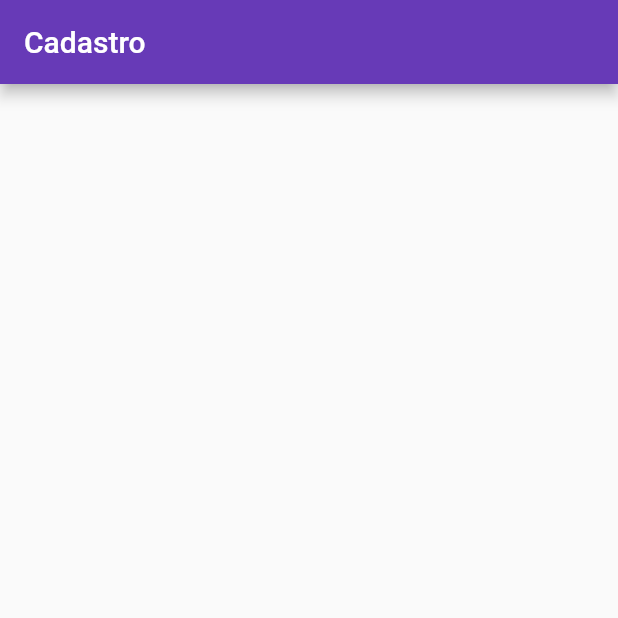
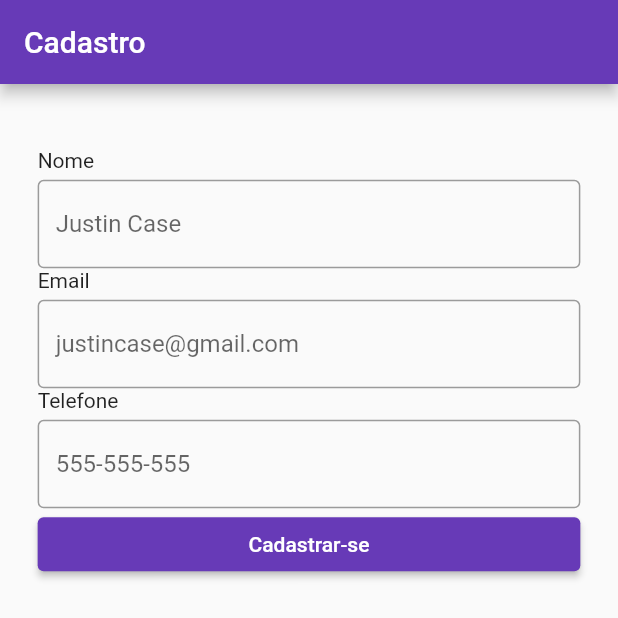
Before and after one commit to ocarlls/Flutter-Contact-Management-Project, a Flutter app: the screen it shows after launch, on a phone screen of 412 x 824 dp. Shown: the top 618 px of the screen. Run offline on Flutter 3.47's test engine with Material 2 defaults, Android fonts, the phone set to English and light mode, and no system bars.

Commit message:
Estrutura o formulário de cadastro

```diff
--- a/lib/app/pages/register/register_page.dart
+++ b/lib/app/pages/register/register_page.dart
@@ -8,12 +8,56 @@ class RegisterPage extends StatefulWidget {
 }
 
 class _RegisterPageState extends State<RegisterPage> {
+  final TextEditingController nomeController = TextEditingController();
+  final TextEditingController emailController = TextEditingController();
+  final TextEditingController telefoneController = TextEditingController();
+
   @override
   Widget build(BuildContext context) {
     return Scaffold(
       appBar: AppBar(
         title: Text('Cadastro'),
       ),
+      body: Container(
+        alignment: Alignment.center,
+        padding: EdgeInsets.all(5),
+        child: FractionallySizedBox(
+          widthFactor: 0.9,
+          heightFactor: 0.9,
+          child: ListView(
+            children: [
+              Text('Nome'),
+              SizedBox(height: 5),
+              TextField(
+                controller: nomeController,
+                decoration: InputDecoration(
+                  border: OutlineInputBorder(),
+                  hintText: 'Justin Case'
+                  ),
+              ),
+              Text('Email'),
+              SizedBox(height: 5),
+              TextField(
+                controller: emailController,
+                decoration: const InputDecoration(
+                  border: OutlineInputBorder(),
+                  hintText: 'justincase@gmail.com'
+                  ),
+              ),
+              Text('Telefone'),
+              SizedBox(height: 5),
+              TextField(
+                controller: telefoneController,
+                decoration: const InputDecoration(
+                  border: OutlineInputBorder(),
+                  hintText: '555-555-555'
+                  ),
+              ),
+              ElevatedButton(onPressed: (){}, child: Text('Cadastrar-se')),
+            ],
+          ),
+        ),
+      ),
     );
   }
 }
```
